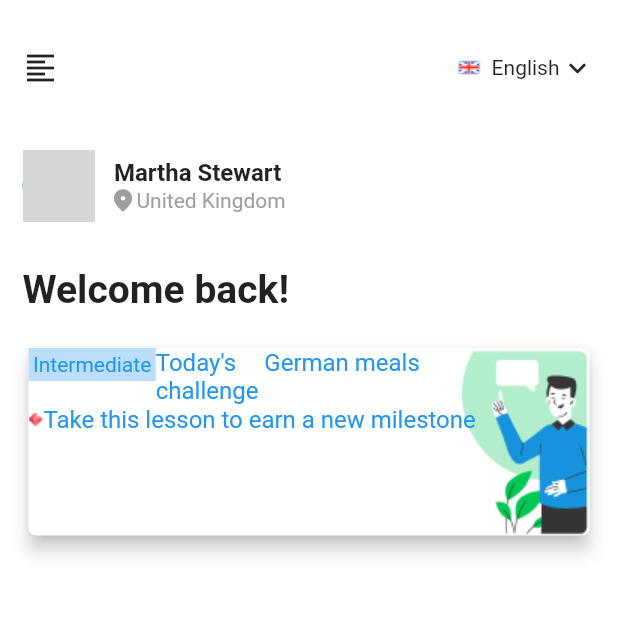
After one commit to Pritom-Chaki/challenge_100_days, a Flutter app: the screen it shows after launch, on a phone screen of 412 x 824 dp, the top half of it. The commit adds this screen. Run offline on Flutter 3.47's test engine with Material 2 defaults, Android fonts, the phone set to English and light mode, and no system bars; missing offline and left inert: flutter_sparkline; network calls fail; grey boxes are pictures that could not be loaded.

Commit message:
Day_2 working

```diff
--- /dev/null
+++ b/lib/day_2/day_2.dart
@@ -0,0 +1 @@
+export 'package:challenge_100_days/day_2/day_2_main.dart';
--- /dev/null
+++ b/lib/day_2/day_2_main.dart
@@ -0,0 +1,124 @@
+import 'package:flutter/material.dart';
+
+class Day2Main extends StatefulWidget {
+  @override
+  _Day2MainState createState() => _Day2MainState();
+}
+
+class _Day2MainState extends State<Day2Main> {
+  Widget _buildUperTab() {
+    return Row(
+      mainAxisAlignment: MainAxisAlignment.spaceBetween,
+      children: [
+        Icon(Icons.format_align_left),
+        Spacer(),
+        Image.asset(
+          'assets/images/england_flag.png',
+          height: 30,
+          width: 30,
+        ),
+        Text('English'),
+        Icon(Icons.keyboard_arrow_down_rounded)
+      ],
+    );
+  }
+
+  Widget _buildProfile() {
+    return Row(
+      mainAxisAlignment: MainAxisAlignment.start,
+      children: [
+        CircleAvatar(
+          radius: 24,
+          backgroundImage: NetworkImage(
+              'https://encrypted-tbn0.gstatic.com/images?q=tbn:ANd9GcTK-IpQmpeAjL8SyPzLc5FVmxW2TLio0HSj7Q6ACvVO9gZZR-7Xt_Aavh3kbL7KhGEezfw&usqp=CAU'),
+        ),
+        SizedBox(width: 10.0),
+        Column(
+          children: [
+            Text(
+              'Martha Stewart',
+              style: TextStyle(fontSize: 16, fontWeight: FontWeight.w600),
+            ),
+            Row(
+              children: [
+                Icon(
+                  Icons.location_on_rounded,
+                  size: 18,
+                  color: Colors.grey,
+                ),
+                Text(
+                  'United Kingdom',
+                  style: TextStyle(color: Colors.grey),
+                ),
+              ],
+            )
+          ],
+        )
+      ],
+    );
+  }
+
+  Widget _buildCard() {
+    return Card(
+      elevation: 5.0,
+      shape: RoundedRectangleBorder(borderRadius: BorderRadius.circular(5.0)),
+      child: Stack(
+        children: [
+          Align(
+              alignment: Alignment.centerRight,
+              child: Image.asset('assets/images/card_background.png')),
+          Wrap(
+            children: [
+              Container(
+                padding: EdgeInsets.all(3.0),
+                color: Colors.blue[100],
+                child: Text(
+                  'Intermediate',
+                  style: TextStyle(color: Colors.blue),
+                ),
+              ),
+              Text('Today\'s\nchallenge ',
+                  style: TextStyle(color: Colors.blue, fontSize: 16)),
+              Text('German meals',
+                  style: TextStyle(color: Colors.blue, fontSize: 16)),
+              Row(
+                children: [
+                  Image.asset('assets/images/dimond.png'),
+                  Text('Take this lesson to earn a new milestone',
+                      style: TextStyle(color: Colors.blue, fontSize: 16)),
+                ],
+              )
+            ],
+          )
+        ],
+      ),
+    );
+  }
+
+  @override
+  Widget build(BuildContext context) {
+    return Scaffold(
+      body: Container(
+        padding: EdgeInsets.symmetric(horizontal: 15.0, vertical: 30.0),
+        color: Colors.white,
+        child: Column(
+          children: [
+            _buildUperTab(),
+            SizedBox(height: 40.0),
+            _buildProfile(),
+            SizedBox(height: 30.0),
+            Align(
+              alignment: Alignment.centerLeft,
+              child: Text(
+                'Welcome back!',
+                style: TextStyle(fontSize: 26, fontWeight: FontWeight.bold),
+              ),
+            ),
+            SizedBox(height: 20.0),
+            _buildCard(),
+          ],
+        ),
+      ),
+    );
+  }
+}
--- a/lib/main.dart
+++ b/lib/main.dart
@@ -1,5 +1,7 @@
 import 'package:challenge_100_days/day_1/day_1.dart';
 import 'package:flutter/material.dart';
+
+import 'day_2/day_2.dart';
 
 void main() {
   runApp(MyApp());
@@ -14,7 +16,7 @@ class MyApp extends StatelessWidget {
       theme: ThemeData(
         primarySwatch: Colors.blue,
       ),
-      home: BitCoinWallet(),
+      home: Day2Main(),
     );
   }
 }
--- a/pubspec.yaml
+++ b/pubspec.yaml
@@ -24,6 +24,7 @@ dependencies:
   flutter:
     sdk: flutter
   flutter_sparkline: ^0.1.0
+  flutter_custom_tab_bar: ^1.0.0
 
 
   # The following adds the Cupertino Icons font to your application.
```
Also changed, not shown: lib/day_1/bitcoin_wallet.dart (+27 -22 lines), lib/day_1/data.dart (+17 -0 lines), lib/day_1/day_1_main.dart (+19 -9 lines), assets/images/card_background.png (added), assets/images/dimond.png (added), assets/images/england_flag.png (added), assets/images/page_2_background.png (added), assets/images/page_3_background.png (added).
